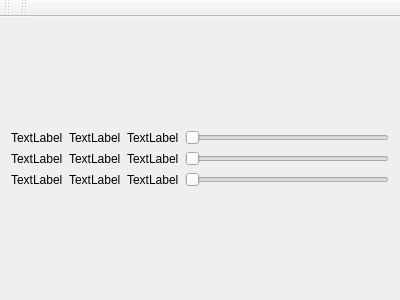
This is mainwindow.ui in VasanthBalguri/QtWorkbench as Qt 5 draws it before an edit. The edited form follows.
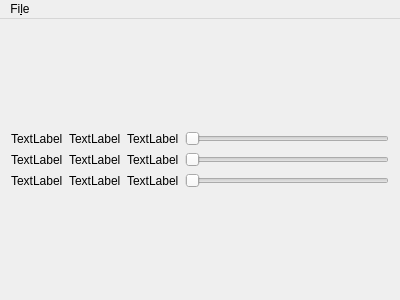
This is the edited form.

What changed in the file:
```diff
--- a/mainwindow.ui
+++ b/mainwindow.ui
@@ -91,6 +91,9 @@
       </item>
       <item row="0" column="3">
        <widget class="QSlider" name="red_slider">
+        <property name="maximum">
+         <number>255</number>
+        </property>
         <property name="orientation">
          <enum>Qt::Horizontal</enum>
         </property>
@@ -98,6 +101,9 @@
       </item>
       <item row="1" column="3">
        <widget class="QSlider" name="green_slider">
+        <property name="maximum">
+         <number>255</number>
+        </property>
         <property name="orientation">
          <enum>Qt::Horizontal</enum>
         </property>
@@ -105,6 +111,9 @@
       </item>
       <item row="2" column="3">
        <widget class="QSlider" name="blue_slider">
+        <property name="maximum">
+         <number>255</number>
+        </property>
         <property name="orientation">
          <enum>Qt::Horizontal</enum>
         </property>
@@ -123,26 +132,19 @@
      <height>30</height>
     </rect>
    </property>
+   <widget class="QMenu" name="fileMenu">
+    <property name="title">
+     <string>Fi&amp;le</string>
+    </property>
+    <addaction name="actionOpen"/>
+   </widget>
+   <addaction name="fileMenu"/>
   </widget>
-  <widget class="QToolBar" name="mainToolBar">
-   <attribute name="toolBarArea">
-    <enum>TopToolBarArea</enum>
-   </attribute>
-   <attribute name="toolBarBreak">
-    <bool>false</bool>
-   </attribute>
-  </widget>
-  <widget class="QToolBar" name="toolBar">
-   <property name="windowTitle">
-    <string>toolBar</string>
+  <action name="actionOpen">
+   <property name="text">
+    <string>&amp;Open</string>
    </property>
-   <attribute name="toolBarArea">
-    <enum>TopToolBarArea</enum>
-   </attribute>
-   <attribute name="toolBarBreak">
-    <bool>false</bool>
-   </attribute>
-  </widget>
+  </action>
  </widget>
  <layoutdefault spacing="6" margin="11"/>
  <resources/>
```
